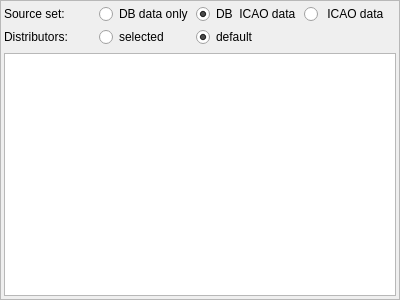
Before: the Qt Designer form src/blackgui/editors/ownmodelsetform.ui in swift-project/pilotclient, drawn with Qt 5.
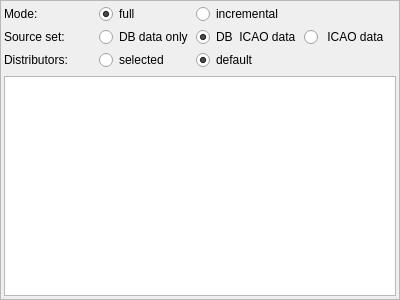
After: the same form once the commit is applied. Custom widgets are drawn as their Qt base class.

Commit message: refs #618, support for incremental build in model set builder

```diff
--- a/src/blackgui/editors/ownmodelsetform.ui
+++ b/src/blackgui/editors/ownmodelsetform.ui
@@ -37,16 +37,13 @@
      <property name="spacing">
       <number>3</number>
      </property>
-     <item row="0" column="2">
-      <widget class="QRadioButton" name="rb_DbIcaoCodesOnly">
+     <item row="1" column="1">
+      <widget class="QRadioButton" name="rb_DbDataOnly">
        <property name="toolTip">
         <string>Model has ICAO code known in DB</string>
        </property>
        <property name="text">
-        <string>DB  ICAO data</string>
-       </property>
-       <property name="checked">
-        <bool>true</bool>
+        <string>DB data only</string>
        </property>
        <attribute name="buttonGroup">
         <string notr="true">bg_SourceSet</string>
@@ -54,13 +51,13 @@
       </widget>
      </item>
      <item row="1" column="0">
-      <widget class="QLabel" name="lbl_Providers">
+      <widget class="QLabel" name="lbl_SelectSourceSet">
        <property name="text">
-        <string>Distributors:</string>
+        <string>Source set:</string>
        </property>
       </widget>
      </item>
-     <item row="0" column="3">
+     <item row="1" column="3">
       <widget class="QRadioButton" name="rb_WithIcaoData">
        <property name="toolTip">
         <string>Model has ICAO code</string>
@@ -76,14 +73,7 @@
        </attribute>
       </widget>
      </item>
-     <item row="0" column="0">
-      <widget class="QLabel" name="lbl_SelectSourceSet">
-       <property name="text">
-        <string>Source set:</string>
-       </property>
-      </widget>
-     </item>
-     <item row="1" column="1">
+     <item row="2" column="1">
       <widget class="QRadioButton" name="rb_SelectedDistributors">
        <property name="text">
         <string>selected</string>
@@ -93,20 +83,7 @@
        </attribute>
       </widget>
      </item>
-     <item row="0" column="1">
-      <widget class="QRadioButton" name="rb_DbDataOnly">
-       <property name="toolTip">
-        <string>Own models for which DB data are available</string>
-       </property>
-       <property name="text">
-        <string>DB data only</string>
-       </property>
-       <attribute name="buttonGroup">
-        <string notr="true">bg_SourceSet</string>
-       </attribute>
-      </widget>
-     </item>
-     <item row="1" column="2">
+     <item row="2" column="2">
       <widget class="QRadioButton" name="rb_DefaultDistributors">
        <property name="text">
         <string>default</string>
@@ -119,6 +96,59 @@
        </attribute>
       </widget>
      </item>
+     <item row="2" column="0">
+      <widget class="QLabel" name="lbl_Providers">
+       <property name="text">
+        <string>Distributors:</string>
+       </property>
+      </widget>
+     </item>
+     <item row="1" column="2">
+      <widget class="QRadioButton" name="rb_DbIcaoCodesOnly">
+       <property name="toolTip">
+        <string>Model has ICAO code known in DB</string>
+       </property>
+       <property name="text">
+        <string>DB  ICAO data</string>
+       </property>
+       <property name="checked">
+        <bool>true</bool>
+       </property>
+       <attribute name="buttonGroup">
+        <string notr="true">bg_SourceSet</string>
+       </attribute>
+      </widget>
+     </item>
+     <item row="0" column="0">
+      <widget class="QLabel" name="lbl_Mode">
+       <property name="text">
+        <string>Mode:</string>
+       </property>
+      </widget>
+     </item>
+     <item row="0" column="1">
+      <widget class="QRadioButton" name="rb_Full">
+       <property name="text">
+        <string>full</string>
+       </property>
+       <property name="checked">
+        <bool>true</bool>
+       </property>
+       <attribute name="buttonGroup">
+        <string notr="true">bg_Mode</string>
+       </attribute>
+      </widget>
+     </item>
+     <item row="0" column="2">
+      <widget class="QRadioButton" name="rb_Incremental">
+       <property name="text">
+        <string>incremental</string>
+       </property>
+       <attribute name="buttonGroup">
+        <string notr="true">bg_Mode</string>
+       </attribute>
+      </widget>
+     </item>
     </layout>
    </item>
    <item>
```
Left out of the diff: 3 changed lines with no effect on the pictures. The commit also changes 6 other files.
